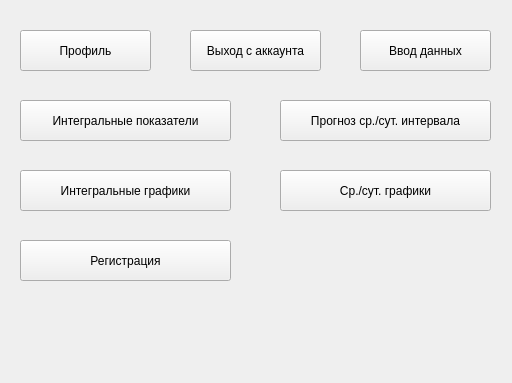
First picture: the form in ui/main.ui, repository Wester35/desktop-app-mcc, before the edit.
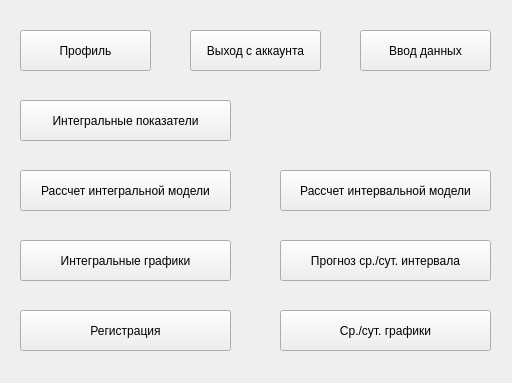
Second picture: the form after the edit.

Diff of the .ui file:
```diff
--- a/ui/main.ui
+++ b/ui/main.ui
@@ -17,7 +17,7 @@
    <property name="geometry">
     <rect>
      <x>20</x>
-     <y>240</y>
+     <y>310</y>
      <width>211</width>
      <height>41</height>
     </rect>
@@ -69,7 +69,7 @@
    <property name="geometry">
     <rect>
      <x>280</x>
-     <y>100</y>
+     <y>240</y>
      <width>211</width>
      <height>41</height>
     </rect>
@@ -82,7 +82,7 @@
    <property name="geometry">
     <rect>
      <x>20</x>
-     <y>170</y>
+     <y>240</y>
      <width>211</width>
      <height>41</height>
     </rect>
@@ -95,7 +95,7 @@
    <property name="geometry">
     <rect>
      <x>280</x>
-     <y>170</y>
+     <y>310</y>
      <width>211</width>
      <height>41</height>
     </rect>
@@ -117,6 +117,32 @@
     <string>Профиль</string>
    </property>
   </widget>
+  <widget class="QPushButton" name="interval_window">
+   <property name="geometry">
+    <rect>
+     <x>280</x>
+     <y>170</y>
+     <width>211</width>
+     <height>41</height>
+    </rect>
+   </property>
+   <property name="text">
+    <string>Рассчет интервальной модели</string>
+   </property>
+  </widget>
+  <widget class="QPushButton" name="integral_window">
+   <property name="geometry">
+    <rect>
+     <x>20</x>
+     <y>170</y>
+     <width>211</width>
+     <height>41</height>
+    </rect>
+   </property>
+   <property name="text">
+    <string>Рассчет интегральной модели</string>
+   </property>
+  </widget>
  </widget>
  <resources/>
  <connections/>
```
